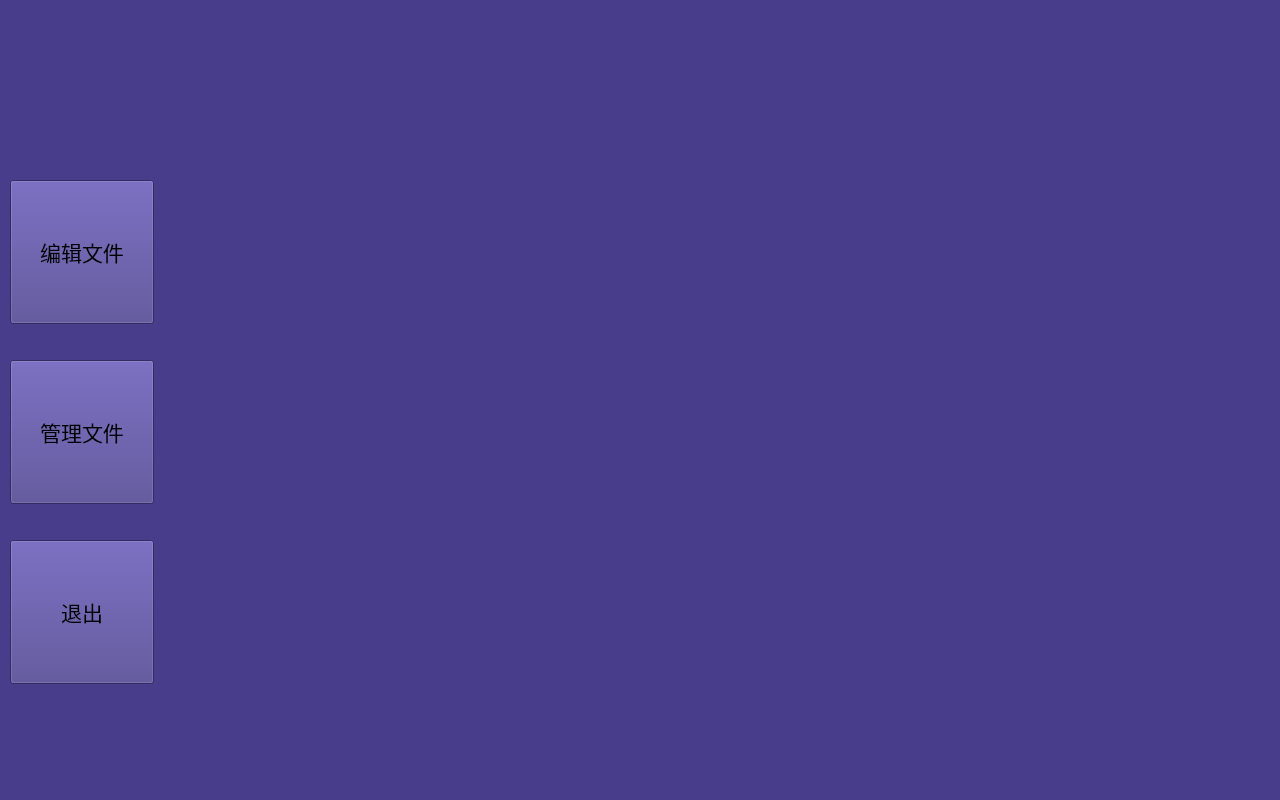
Old version of the form HighResolutionPrinter/filemanageform.ui in the repository dxphmj/TwoCharPrinter.
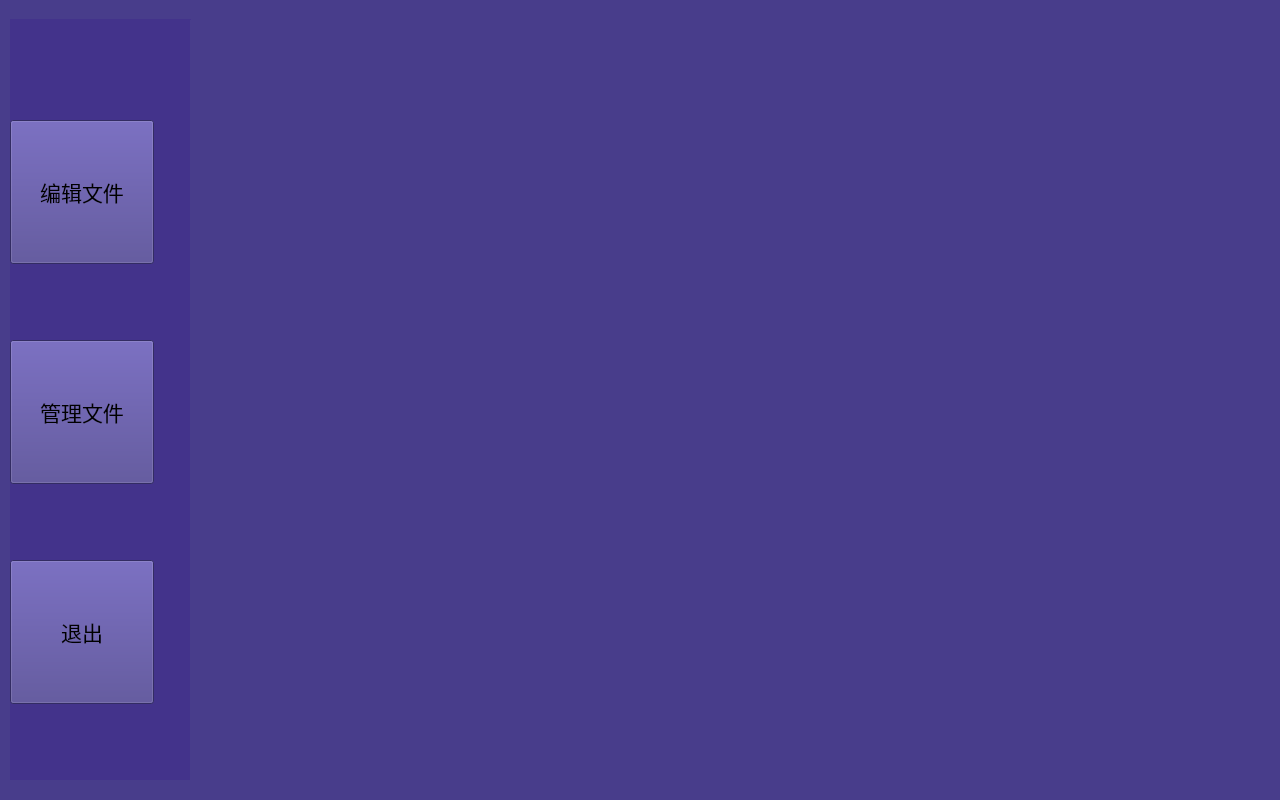
New version of the form. Icons and pictures are not drawn.

```diff
--- a/HighResolutionPrinter/filemanageform.ui
+++ b/HighResolutionPrinter/filemanageform.ui
@@ -20,7 +20,7 @@
    <property name="geometry">
     <rect>
      <x>10</x>
-     <y>180</y>
+     <y>120</y>
      <width>144</width>
      <height>144</height>
     </rect>
@@ -42,7 +42,7 @@
    <property name="geometry">
     <rect>
      <x>10</x>
-     <y>360</y>
+     <y>340</y>
      <width>144</width>
      <height>144</height>
     </rect>
@@ -64,7 +64,7 @@
    <property name="geometry">
     <rect>
      <x>10</x>
-     <y>540</y>
+     <y>560</y>
      <width>144</width>
      <height>144</height>
     </rect>
@@ -94,6 +94,27 @@
    <widget class="QWidget" name="page"/>
    <widget class="QWidget" name="page_2"/>
   </widget>
+  <widget class="QLabel" name="fileControlLab">
+   <property name="geometry">
+    <rect>
+     <x>10</x>
+     <y>19</y>
+     <width>181</width>
+     <height>761</height>
+    </rect>
+   </property>
+   <property name="styleSheet">
+    <string notr="true">background-color: rgb(67,51, 139);</string>
+   </property>
+   <property name="text">
+    <string/>
+   </property>
+  </widget>
+  <zorder>fileControlLab</zorder>
+  <zorder>editFileBut</zorder>
+  <zorder>manageFileBut</zorder>
+  <zorder>exitBut</zorder>
+  <zorder>stackedWidget</zorder>
  </widget>
  <resources>
   <include location="Res.qrc"/>
```
